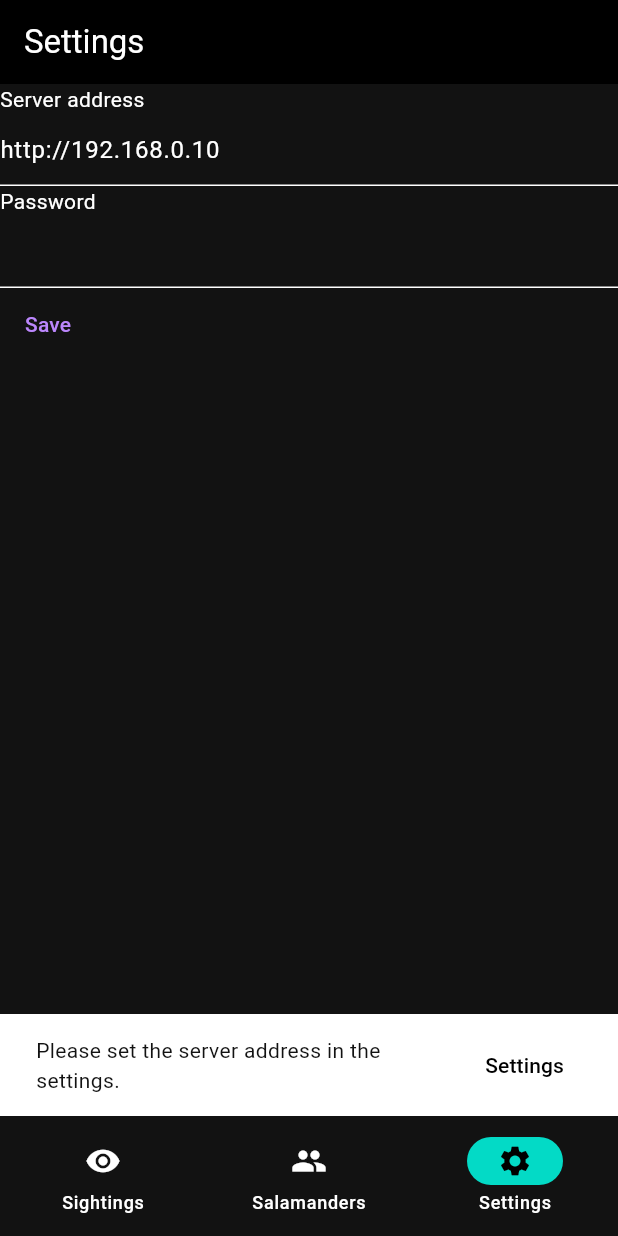
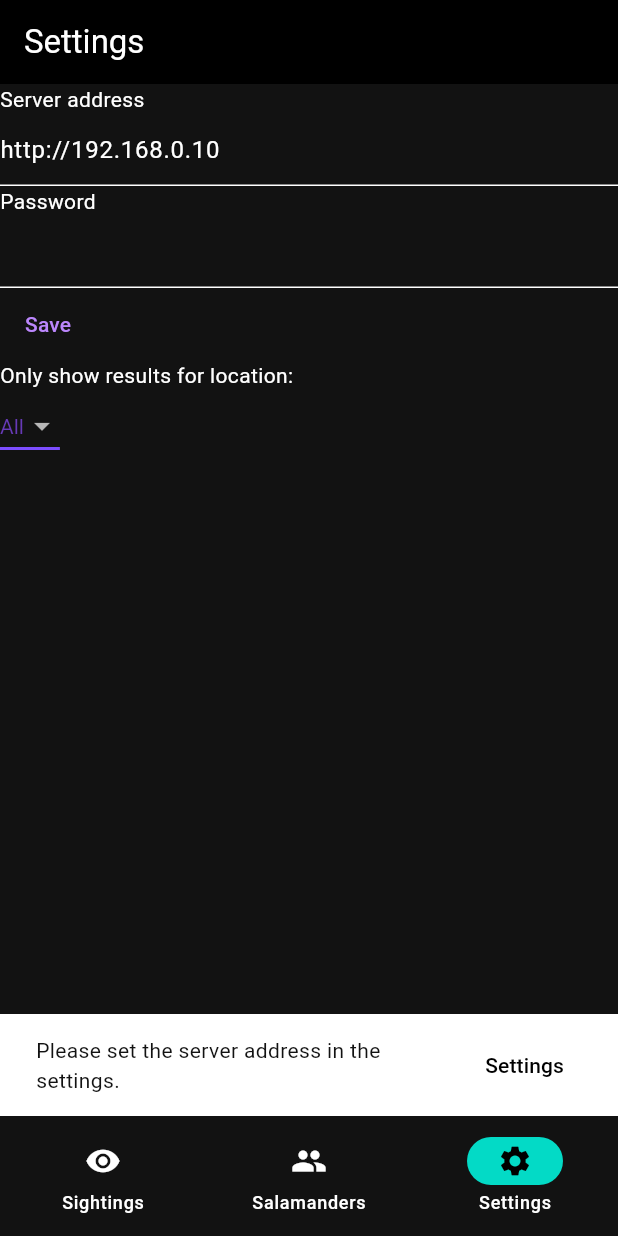
Before and after one commit to SpeedyCodes/salamander-tracking-frontend, a Flutter app: the screen it shows after launch, item 3 of the bottom bar chosen, on a phone screen of 412 x 824 dp. Run offline on Flutter 3.47's test engine with Material 3 defaults, Android fonts, the light colour scheme and no system bars; our stand-ins replace carousel_slider, image_picker, photo_view, shared_preferences; missing offline and left inert: shared_preferences_android, shared_preferences_ios.

Commit message:
filter by location + small UX improvement

```diff
--- a/lib/main.dart
+++ b/lib/main.dart
@@ -10,6 +10,7 @@ import 'package:shared_preferences_ios/shared_preferences_ios.dart';
 import 'image_picker_screen.dart';
 import 'package:http/http.dart' as http;
 import 'globals.dart' as globals;
+import 'models/location.dart';
 import 'models/sighting.dart';
 import 'models/individual.dart';
 import 'package:flutter_localizations/flutter_localizations.dart';
@@ -67,6 +68,8 @@ class _SightingsPageState extends State<SightingsPage> {
   List<Sighting> sightings = [];
   List<Individual> individuals = [];
   bool authenticated = false;
+  List<Location> locations = [];
+  Location? locationSelected = null;
 
   @override
   void initState() {
@@ -110,7 +113,7 @@ class _SightingsPageState extends State<SightingsPage> {
 
   Future<void> fetchSightings() async {
     await http
-        .get(Uri.parse('${globals.serverAddress}/sightings'))
+        .get(Uri.parse('${globals.serverAddress}/sightings?location_id=${locationSelected?.id}'))
         .then((value) {
       setState(() {
         sightings = sightingsFromJson(value.body);
@@ -121,7 +124,7 @@ class _SightingsPageState extends State<SightingsPage> {
 
   Future<void> fetchIndividuals() async {
     await http
-        .get(Uri.parse('${globals.serverAddress}/individuals'))
+        .get(Uri.parse('${globals.serverAddress}/individuals?location_id=${locationSelected?.id}'))
         .then((value) {
       setState(() {
         individuals = individualsFromJson(value.body);
@@ -133,7 +136,13 @@ class _SightingsPageState extends State<SightingsPage> {
   Future<void> refresh() async {
     Future<void> f1 = fetchSightings();
     Future<void> f2 = fetchIndividuals();
+    Future<List<Location>> f3 = fetchLocations();
     await Future.wait([f1, f2]);
+    await f3.then((value) {
+      setState(() {
+        locations = value;
+      });
+    });
   }
 
   Future<void> getServerAddress() async {
@@ -243,6 +252,36 @@ class _SightingsPageState extends State<SightingsPage> {
                       }
                     },
                     child: const Text("Save")),
+              const Text("Only show results for location: "),
+              DropdownButton<Location>(
+                  value: locationSelected,
+                  elevation: 16,
+                  style: const TextStyle(color: Colors.deepPurple),
+                  underline: Container(
+                    height: 2,
+                    color: Colors.deepPurpleAccent,
+                  ),
+                  onChanged: (Location? value) {
+                    // This is called when the user selects an item.
+                    setState(() {
+                      locationSelected = value;
+                      fetchSightings();
+                      fetchIndividuals();
+                    });
+                  },
+                  items: locations
+                      .map<DropdownMenuItem<Location>>((Location location) {
+                    return DropdownMenuItem<Location>(
+                      value: location,
+                      child: Text(location.name),
+                    );
+                  }).toList() + [
+                    const DropdownMenuItem<Location>(
+                      value: null,
+                      child: Text("All"),
+                    ),
+                  ],
+                ),
               ],
             ),
           )
```
Also changed, not shown: lib/sighting_salamander_picker_screen.dart (+23 -13 lines).
